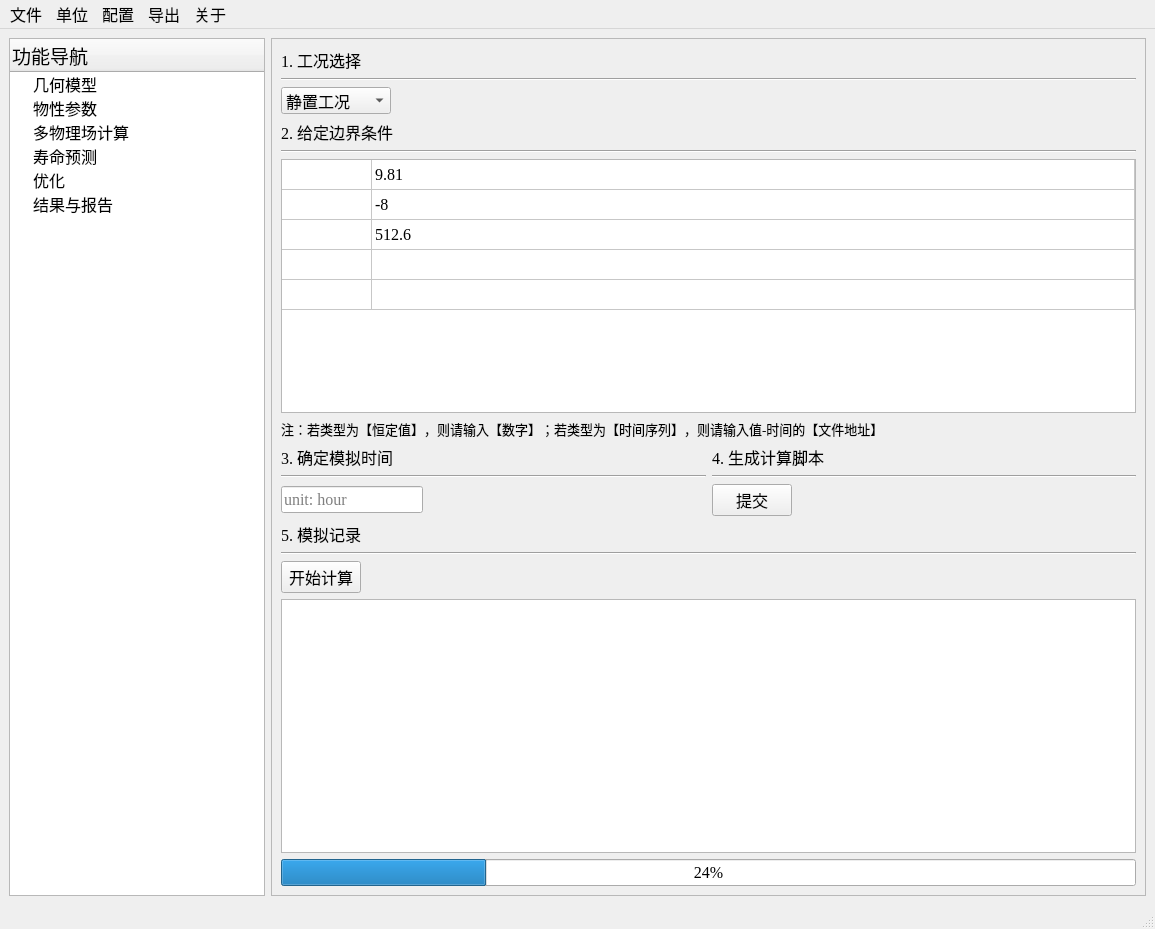
Before: the Qt Designer form ui/py_ansys_ui3.0.ui in GuoHB666/PyAnsys2MoltenSaltTank, drawn with Qt 5.
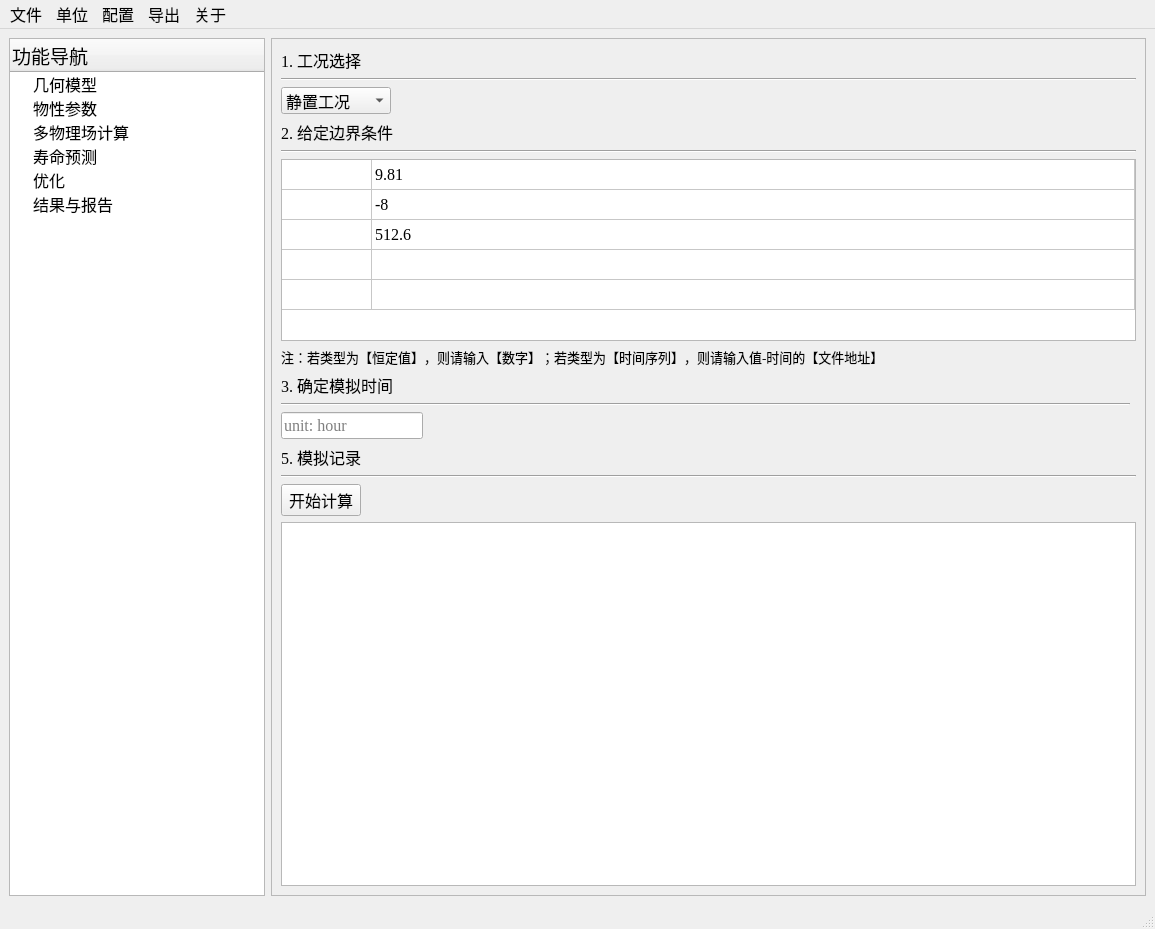
After: the same form once the commit is applied. The open tabs and pages were chosen to show the change. Icons and pictures are not drawn.

The edit to the form file:
```diff
--- a/ui/py_ansys_ui3.0.ui
+++ b/ui/py_ansys_ui3.0.ui
@@ -1220,7 +1220,7 @@
        </layout>
       </widget>
       <widget class="QWidget" name="page_simulation">
-       <layout class="QVBoxLayout" name="verticalLayout_5">
+       <layout class="QVBoxLayout" name="verticalLayout_5" stretch="0,0,0,0,0,3,0,0,0,0,0,6">
         <item>
          <widget class="QLabel" name="label">
           <property name="text">
@@ -1405,35 +1405,7 @@
            </widget>
           </item>
           <item row="2" column="1">
-           <layout class="QHBoxLayout" name="horizontalLayout_13">
-            <item>
-             <widget class="QPushButton" name="button_simulate_scripts">
-              <property name="text">
-               <string>提交</string>
-              </property>
-             </widget>
-            </item>
-            <item>
-             <spacer name="horizontalSpacer_8">
-              <property name="orientation">
-               <enum>Qt::Horizontal</enum>
-              </property>
-              <property name="sizeHint" stdset="0">
-               <size>
-                <width>40</width>
-                <height>20</height>
-               </size>
-              </property>
-             </spacer>
-            </item>
-           </layout>
-          </item>
-          <item row="0" column="1">
-           <widget class="QLabel" name="label_9">
-            <property name="text">
-             <string>4. 生成计算脚本</string>
-            </property>
-           </widget>
+           <layout class="QHBoxLayout" name="horizontalLayout_13"/>
           </item>
           <item row="2" column="0">
            <layout class="QHBoxLayout" name="horizontalLayout_14">
@@ -1498,13 +1470,7 @@
         <item>
          <layout class="QHBoxLayout" name="horizontalLayout_2">
           <item>
-           <widget class="QPushButton" name="button_simulate_run">
-            <property name="sizePolicy">
-             <sizepolicy hsizetype="Fixed" vsizetype="Fixed">
-              <horstretch>0</horstretch>
-              <verstretch>0</verstretch>
-             </sizepolicy>
-            </property>
+           <widget class="QPushButton" name="button_tosimulate">
             <property name="text">
              <string>开始计算</string>
             </property>
@@ -1541,13 +1507,6 @@
           </property>
          </widget>
         </item>
-        <item>
-         <widget class="QProgressBar" name="progressBar_simulate">
-          <property name="value">
-           <number>24</number>
-          </property>
-         </widget>
-        </item>
        </layout>
       </widget>
       <widget class="QWidget" name="page_predict"/>
```
Left out of the diff: 2 changed lines with no effect on the pictures.
